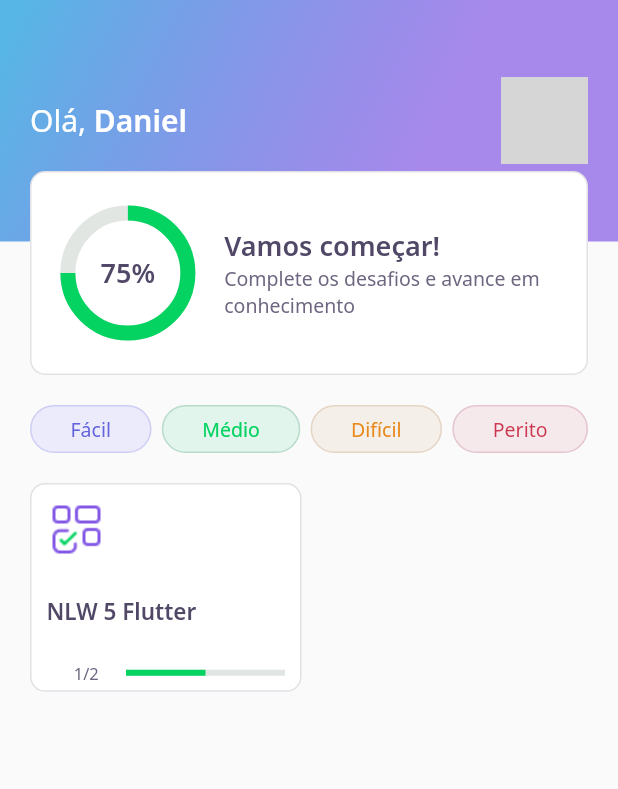
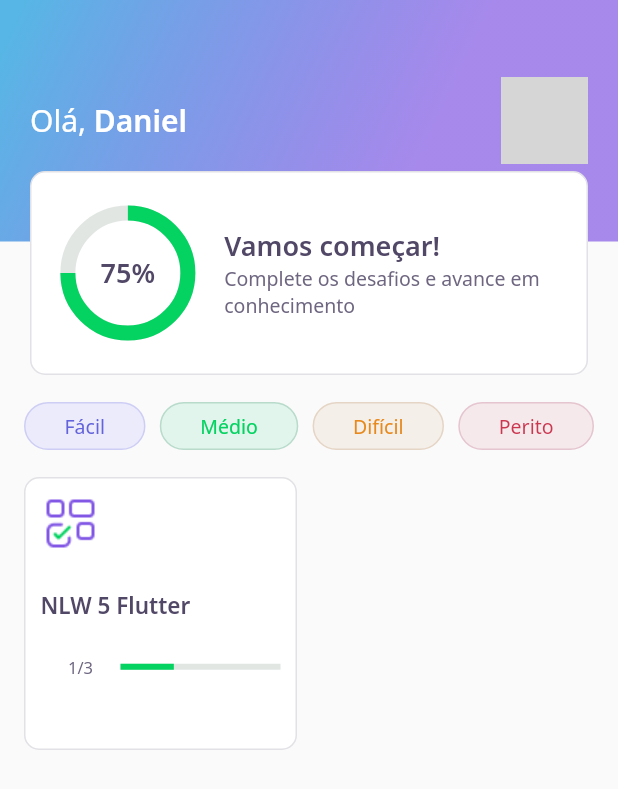
Before and after one commit to danielschmitz/devquiz, a Flutter app: the screen it shows after launch, on a phone screen of 412 x 824 dp. Shown: the top 789 px of the screen. Run offline on Flutter 3.47's test engine with Material 2 defaults, Android fonts, the phone set to English and light mode, and no system bars; our stand-ins replace google_fonts; accounts and stored records are empty; network calls fail; grey boxes are pictures that could not be loaded.

Commit message:
Finlização da aula 3

```diff
--- /dev/null
+++ b/assets/database/user.json
@@ -0,0 +1,5 @@
+{
+    "name": "Daniel",
+    "score": 75,
+    "photoUrl": "https://avatars.githubusercontent.com/u/1509692?v=4"
+}
--- a/lib/home/home_page.dart
+++ b/lib/home/home_page.dart
@@ -1,14 +1,14 @@
-import 'package:devquiz/challenge/widgets/quiz/quiz_widget.dart';
 import 'package:devquiz/core/app_colors.dart';
 import 'package:devquiz/home/home_controller.dart';
 import 'package:devquiz/home/home_state.dart';
 import 'package:devquiz/home/widgets/appbar/app_bar_widget.dart';
-import 'package:devquiz/home/widgets/level_button/level_button_widget.dart';
 import 'package:devquiz/home/widgets/quiz_card/quiz_card_widget.dart';
 import 'package:flutter/material.dart';
 
+import 'widgets/level_button/level_button_widget.dart';
+
 class HomePage extends StatefulWidget {
-  HomePage({Key? key}) : super(key: key);
+  const HomePage({Key? key}) : super(key: key);
 
   @override
   _HomePageState createState() => _HomePageState();
@@ -18,10 +18,11 @@ class _HomePageState extends State<HomePage> {
   final controller = HomeController();
 
   @override
-  // ignore: must_call_super
   void initState() {
-    controller.getUser();
-    controller.getQuizzes();
+    super.initState();
+    controller.getUserAndQuizzes();
+    //controller.getUser();
+    //controller.getQuizzes();
     controller.stateNotifier.addListener(() {
       setState(() {});
     });
@@ -29,22 +30,18 @@ class _HomePageState extends State<HomePage> {
 
   @override
   Widget build(BuildContext context) {
-    if (controller.state != HomeState.success) {
-      return Scaffold(
-          body: Center(
-        child: CircularProgressIndicator(
-          valueColor: AlwaysStoppedAnimation<Color>(AppColors.darkGreen),
-        ),
-      ));
-    }
+    if (itsSafeToLoad()) {
       return Scaffold(
         appBar: AppBarWidget(
           user: controller.user!,
         ),
         body: Padding(
-        padding: const EdgeInsets.all(20),
+          padding: const EdgeInsets.symmetric(horizontal: 16),
           child: Column(
             children: [
+              SizedBox(
+                height: 18,
+              ),
               Row(
                 mainAxisAlignment: MainAxisAlignment.spaceBetween,
                 children: [
@@ -62,29 +59,22 @@ class _HomePageState extends State<HomePage> {
                   ),
                 ],
               ),
+              SizedBox(
+                height: 18,
+              ),
               Expanded(
-              child: Padding(
-                padding: const EdgeInsets.symmetric(vertical: 20),
                 child: GridView.count(
-                  crossAxisCount: MediaQuery.of(context).size.width < 760
-                      ? 2
-                      : MediaQuery.of(context).size.width < 900
-                          ? 3
-                          : MediaQuery.of(context).size.width < 1200
-                              ? 4
-                              : 5,
-                  crossAxisSpacing: 10,
-                  mainAxisSpacing: 10,
-                  childAspectRatio: 1.3,
+                  crossAxisSpacing: 16,
+                  mainAxisSpacing: 16,
+                  crossAxisCount: 2,
                   children: controller.quizzes!
                       .map((e) => QuizCardWidget(
                             title: e.title,
-                            percent: e.questionAwnsered / e.questions.length,
                             completed:
-                                "${e.questionAwnsered}/${e.questions.length}",
+                                "${e.questionAnswered}/${e.questions.length}",
+                            percent: e.questionAnswered / e.questions.length,
                           ))
                       .toList(),
-                ),
                 ),
               )
             ],
@@ -92,4 +82,17 @@ class _HomePageState extends State<HomePage> {
         ),
       );
     }
+    return Scaffold(
+      body: Center(
+        child: CircularProgressIndicator(
+          valueColor: AlwaysStoppedAnimation<Color>(AppColors.darkGreen),
+        ),
+      ),
+    );
   }
+
+  bool itsSafeToLoad() =>
+      controller.state == HomeState.success &&
+      controller.user != null &&
+      controller.quizzes != null;
+}
--- a/lib/shared/models/awnser_model.dart
+++ /dev/null
@@ -1,6 +0,0 @@
-class AwnserModel {
-  final String title;
-  final bool isRight;
-
-  AwnserModel({required this.title, this.isRight = false});
-}
--- a/lib/shared/models/quiz_model.dart
+++ b/lib/shared/models/quiz_model.dart
@@ -1,21 +1,67 @@
+import 'dart:convert';
+
 import 'package:devquiz/shared/models/question_model.dart';
 
 enum Level { facil, medio, dificil, perito }
 
+extension LevelStringExt on String {
+  Level get levelParse => {
+        "facil": Level.facil,
+        "medio": Level.medio,
+        "dificil": Level.dificil,
+        "perito": Level.perito,
+      }[this]!;
+}
+
+extension LevelExt on Level {
+  String get parse => {
+        Level.facil: "facil",
+        Level.medio: "medio",
+        Level.dificil: "dificil",
+        Level.perito: "perito",
+      }[this]!;
+}
+
 class QuizModel {
   final String title;
   final List<QuestionModel> questions;
-  final int questionAwnsered;
+  final int questionAnswered;
   final String imagem;
   final Level level;
 
   QuizModel(
       {required this.title,
       required this.questions,
-      this.questionAwnsered = 0,
+      this.questionAnswered = 0,
       required this.imagem,
       required this.level});
 
   get completed =>
-      this.questionAwnsered.toString() + "/" + this.questions.length.toString();
+      this.questionAnswered.toString() + "/" + this.questions.length.toString();
+
+  Map<String, dynamic> toMap() {
+    return {
+      'title': title,
+      'questions': questions.map((x) => x.toMap()).toList(),
+      'questionAnswered': questionAnswered,
+      'imagem': imagem,
+      'level': level.parse
+    };
+  }
+
+  factory QuizModel.fromMap(Map<String, dynamic> map) {
+    return QuizModel(
+      title: map['title'],
+      questions: List<QuestionModel>.from(
+          map['questions']?.map((x) => QuestionModel.fromMap(x))),
+      questionAnswered: map['questionAnswered'],
+      imagem: map['imagem'],
+      level: map['level'].toString().levelParse,
+    );
+  }
+
+  String toJson() => json.encode(toMap());
+
+  factory QuizModel.fromJson(String source) =>
+      QuizModel.fromMap(json.decode(source));
 }
--- a/lib/shared/models/user_model.dart
+++ b/lib/shared/models/user_model.dart
@@ -1,3 +1,5 @@
+import 'dart:convert';
+
 class UserModel {
   final String name;
   final String photoUrl;
@@ -8,4 +10,25 @@ class UserModel {
     required this.photoUrl,
     this.score = 0,
   });
+
+  Map<String, dynamic> toMap() {
+    return {
+      'name': name,
+      'photoUrl': photoUrl,
+      'score': score,
+    };
+  }
+
+  factory UserModel.fromMap(Map<String, dynamic> map) {
+    return UserModel(
+      name: map['name'],
+      photoUrl: map['photoUrl'],
+      score: map['score'],
+    );
+  }
+
+  String toJson() => json.encode(toMap());
+
+  factory UserModel.fromJson(String source) =>
+      UserModel.fromMap(json.decode(source));
 }
--- a/pubspec.yaml
+++ b/pubspec.yaml
@@ -18,5 +18,6 @@ dev_dependencies:
 flutter:
   assets:
     - assets/images/
+    - assets/database/
 
   uses-material-design: true
```
Also changed, not shown: assets/database/quizzes.json (added, +64 -0 lines), lib/challenge/widgets/quiz/quiz_widget.dart (+24 -7 lines), lib/home/home_controller.dart (+12 -30 lines), lib/home/home_repository.dart (added, +26 -0 lines), lib/shared/models/answser_model.dart (added, +27 -0 lines), lib/shared/models/question_model.dart (+26 -4 lines), 1 other file. Lines whose indentation alone changed are shown as unchanged.
